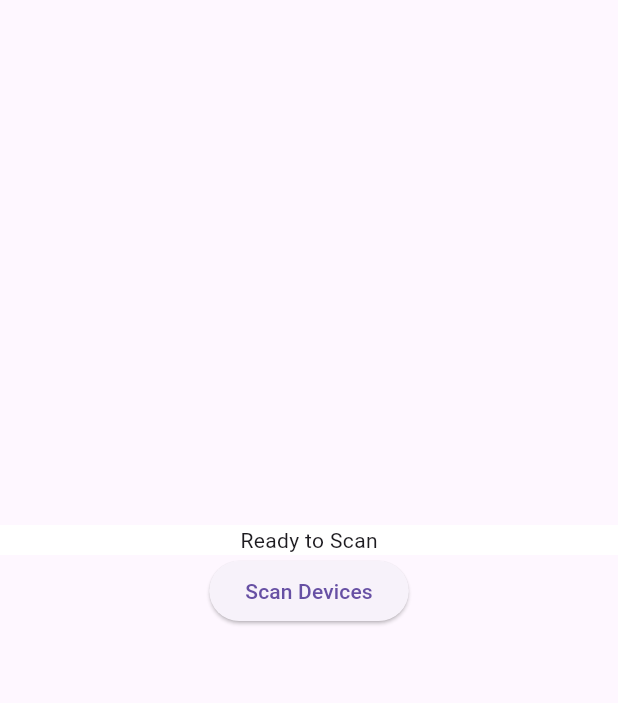
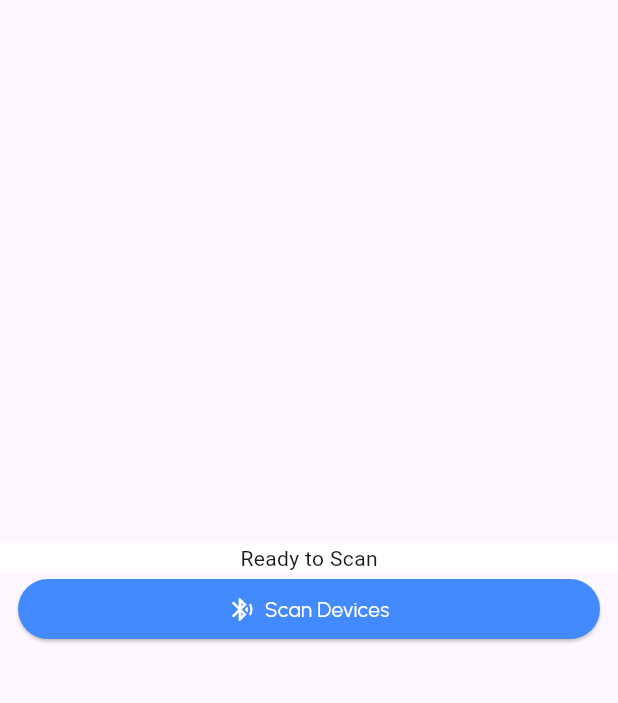
Before and after one commit to mohnaufalp2000/Chitra-Application-Mobile-System, a Flutter app: the ScanDevicePage screen opened by its route, on a phone screen of 412 x 824 dp, the part 84-787 px from its top. Run offline on Flutter 3.47's test engine with Material 3 defaults, Android fonts, the phone set to English and light mode, and no system bars; our stand-ins replace bloc, camera, card_swiper, carousel_slider, cloud_firestore, connectivity_plus and 31 more; missing offline and left inert: app_settings, connection_network_type, flutter_email_sender, gsheets, lecle_downloads_path_provider, qr_code_scanner and 4 more; accounts and stored records are empty; generated files the repository leaves out were written again; network calls fail; key blocks and very long unbroken strings in the code were emptied for the run.

Commit message:
pg digital pama

```diff
--- a/lib/pages/pressure_gauge_digital/daily_pressure_history_page.dart
+++ b/lib/pages/pressure_gauge_digital/daily_pressure_history_page.dart
@@ -145,10 +145,10 @@ class _DailyPressureHistoryPageState extends State<DailyPressureHistoryPage> {
                 horizontal: 12,
               ),
               child: DatePicker(
-                DateTime.now().subtract(Duration(days: 5)),
+                DateTime.now().subtract(Duration(days: 10)),
                 height: 100,
                 width: 80,
-                daysCount: 5,
+                daysCount: 10,
                 locale: 'id_ID',
                 initialSelectedDate: DateTime.now().subtract(Duration(days: 1)),
                 selectionColor: green00968A,
--- a/lib/pages/pressure_gauge_digital/trial/dashboard_daily_page.dart
+++ b/lib/pages/pressure_gauge_digital/trial/dashboard_daily_page.dart
@@ -43,6 +43,7 @@ class _DashboardDailyPageState extends State<DashboardDailyPage> {
 
     return Scaffold(
         floatingActionButton: const BluetoothToggleWidget(),
+        floatingActionButtonLocation: FloatingActionButtonLocation.endTop,
         bottomNavigationBar: ValueListenableBuilder(
           valueListenable: navAt,
           builder: (context, currentIndex, child) {
--- a/lib/pages/pressure_gauge_digital/trial/scan_device_page.dart
+++ b/lib/pages/pressure_gauge_digital/trial/scan_device_page.dart
@@ -3,6 +3,8 @@ import 'package:camos/core/blocs/bluetooth/bluetooth_on_off_cubit/bluetooth_on_o
 import 'package:camos/core/blocs/bluetooth/connected_devices_cubit/connected_devices_cubit.dart';
 import 'package:camos/core/blocs/bluetooth/scan_devices_cubit/scan_devices_cubit.dart';
 import 'package:camos/core/blocs/bluetooth/scan_devices_cubit/scan_devices_state.dart';
+import 'package:camos/core/styles/color.dart';
+import 'package:camos/core/styles/text_manager.dart';
 import 'package:camos/core/widgets/appbar_widget.dart';
 import 'package:camos/pages/pressure_gauge_digital/widget/bluetooth/list_of_scanned_devices_widget.dart';
 import 'package:flutter/material.dart';
@@ -33,6 +35,9 @@ class _ScanDevicePageState extends State<ScanDevicePage> {
                       crossAxisAlignment: CrossAxisAlignment.center,
                       mainAxisAlignment: MainAxisAlignment.center,
                       children: [
+                        const SizedBox(
+                          height: 24,
+                        ),
                         Container(
                           color: Colors.white,
                           child: Column(
@@ -45,20 +50,71 @@ class _ScanDevicePageState extends State<ScanDevicePage> {
                               ),
                               if (state is ScanSuccessState ||
                                   state is ScanFailState)
-                                ElevatedButton(
+                                Padding(
+                                  padding: const EdgeInsets.symmetric(
+                                      horizontal: 12.0),
+                                  child: SizedBox(
+                                    width: double.infinity,
+                                    child: ElevatedButton(
                                         onPressed: () {
                                           scanDevices(context);
                                         },
-                                    child: const Text("Scan Again"))
+                                        style: ElevatedButton.styleFrom(
+                                          backgroundColor: Colors.blueAccent,
+                                        ),
+                                        child: Row(
+                                          mainAxisAlignment:
+                                              MainAxisAlignment.center,
+                                          children: [
+                                            Icon(
+                                              Icons.bluetooth_searching,
+                                              color: white,
+                                            ),
+                                            const SizedBox(
+                                              width: 6,
+                                            ),
+                                            Text(
+                                              "Scan Again",
+                                              style: getWhiteTextStyle(),
+                                            ),
+                                          ],
+                                        )),
+                                  ),
+                                )
                             ],
                           ),
                         ),
                         if (state is InitialState)
-                          ElevatedButton(
+                          Padding(
+                            padding:
+                                const EdgeInsets.symmetric(horizontal: 12.0),
+                            child: SizedBox(
+                              width: double.infinity,
+                              child: ElevatedButton(
                                   onPressed: () {
                                     scanDevices(context);
                                   },
-                              child: const Text("Scan Devices"))
+                                  style: ElevatedButton.styleFrom(
+                                    backgroundColor: Colors.blueAccent,
+                                  ),
+                                  child: Row(
+                                    mainAxisAlignment: MainAxisAlignment.center,
+                                    children: [
+                                      Icon(
+                                        Icons.bluetooth_searching,
+                                        color: white,
+                                      ),
+                                      const SizedBox(
+                                        width: 6,
+                                      ),
+                                      Text(
+                                        "Scan Devices",
+                                        style: getWhiteTextStyle(),
+                                      ),
+                                    ],
+                                  )),
+                            ),
+                          )
                         else if (state is ScanningState)
                           const Center(child: CircularProgressIndicator())
                         else if (state is ScanSuccessState)
--- a/pubspec.yaml
+++ b/pubspec.yaml
@@ -16,7 +16,7 @@ publish_to: "none" # Remove this line if you wish to publish to pub.dev
 # https://developer.apple.com/library/archive/documentation/General/Reference/InfoPlistKeyReference/Articles/CoreFoundationKeys.html
 # In Windows, build-name is used as the major, minor, and patch parts
 # of the product and file versions while build-number is used as the build suffix.
-version: 1.2.2+70
+version: 1.2.2+71
 
 environment:
   sdk: ">=2.19.6 <3.0.0"
```
Also changed, not shown: lib/pages/home/trial/home_page_trial.dart (+11 -3 lines), lib/pages/pressure_gauge_digital/trial/daily_pressure_trial_page.dart (+74 -22 lines), lib/pages/pressure_gauge_digital/widget/bluetooth/bluetooth_on_off_toggle_widget.dart (+10 -2 lines). Lines whose indentation alone changed are shown as unchanged.
